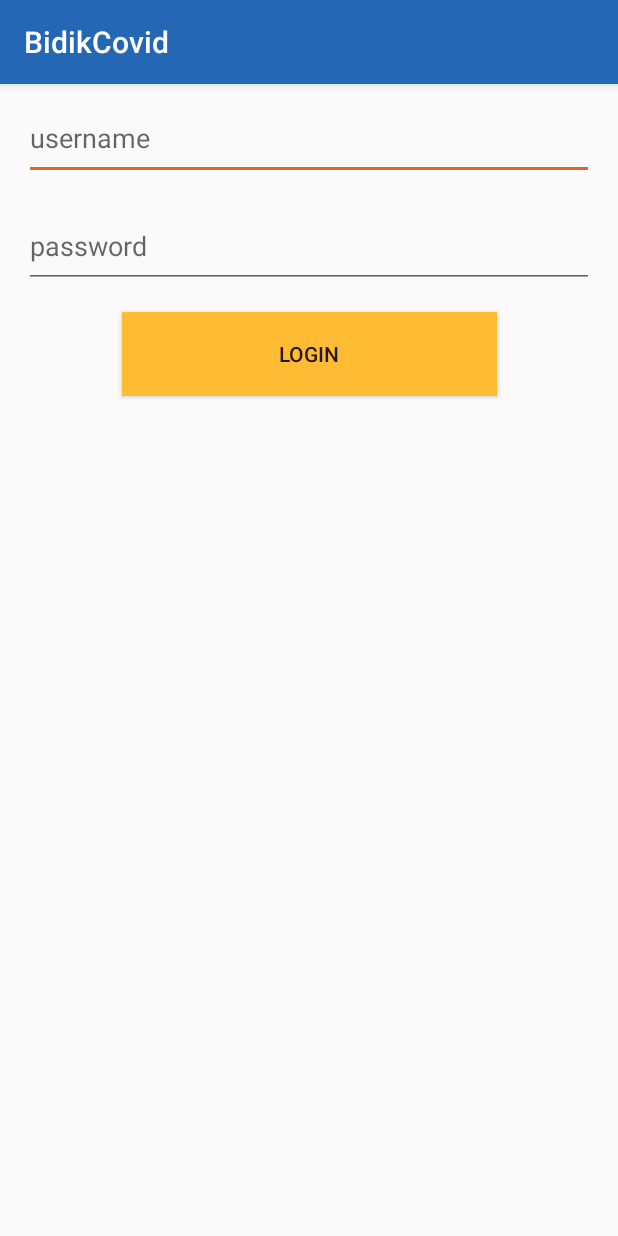
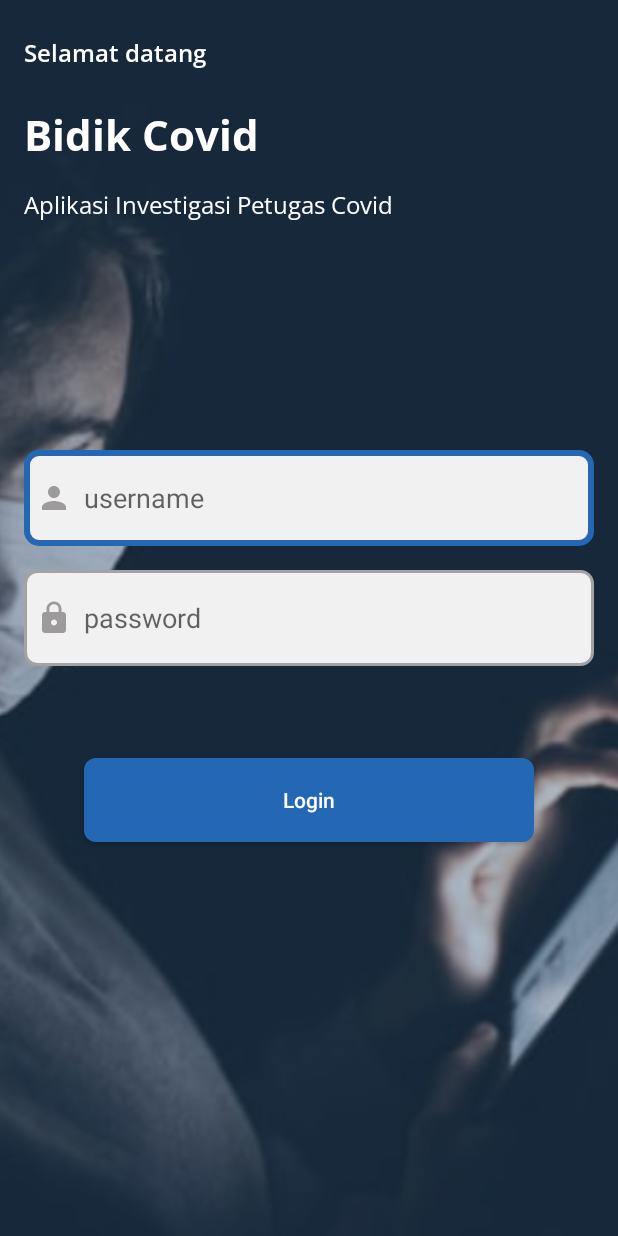
Before and after one commit to roningrum/BidikCovid, an Android app: the screen it shows after launch (LoginUserActivity), on a phone screen of 412 x 824 dp. Run offline under Robolectric (Android 15) with nearby library versions, the phone set to English and light mode, and no system bars.

Commit message:
update login form

```diff
--- a/app/src/main/AndroidManifest.xml
+++ b/app/src/main/AndroidManifest.xml
@@ -22,7 +22,9 @@
         android:theme="@style/AppTheme"
         android:usesCleartextTraffic="true">
         <activity android:name=".SpinnerTestActivity"></activity>
-        <activity android:name=".login.LoginUserActivity">
+        <activity
+            android:name=".login.LoginUserActivity"
+            android:theme="@style/AppTheme.NoActionBar">
             <intent-filter>
                 <action android:name="android.intent.action.MAIN" />
 
--- a/app/src/main/java/id/go/dkksemarang/bidikcovid/PasienCovidDetail.kt
+++ b/app/src/main/java/id/go/dkksemarang/bidikcovid/PasienCovidDetail.kt
@@ -36,7 +36,7 @@ class PasienCovidDetail : AppCompatActivity(), OnMapReadyCallback {
         const val ALAMAT = "Alamat"
         const val ID_PASIEN = "IDPASIEN"
         const val UMUR = "UMUR"
-        const val MAP_VIEW_BUNDLE = "mapView"
+//        const val MAP_VIEW_BUNDLE = "mapView"
     }
 
     private lateinit var locationViewModel: LocationViewModel
@@ -86,7 +86,12 @@ class PasienCovidDetail : AppCompatActivity(), OnMapReadyCallback {
         val token = sessionManager.fetchAuthToken()
 
         covidPasienViewModel.setPasienCovid().observe(this, Observer { pasienLokasi ->
-            updateDataPasien(pasienLokasi)
+            if (pasienLokasi == null) {
+                updateDataPasien(pasienLokasi)
+            } else {
+                Toast.makeText(applicationContext, "Data Sudah ada", Toast.LENGTH_SHORT).show()
+            }
+
         })
         GpsUtil(this)
             .turnGPSOn(object : GpsUtil.OnGpsListener {
@@ -117,17 +122,9 @@ class PasienCovidDetail : AppCompatActivity(), OnMapReadyCallback {
     }
 
     private fun updateDataPasien(pasienLokasi: pasienLokasi) {
-        when {
-            pasienLokasi.id_pasien != null -> {
-                Toast.makeText(this, "Data sudah ada", Toast.LENGTH_SHORT).show()
-            }
-            else -> {
-                pasienLokasi.latitude = latUser
-                pasienLokasi.longitude = lngUser
-                pasienLokasi.id_pasien = pasien_id
-            }
-        }
-
+        pasienLokasi.latitude = latUser
+        pasienLokasi.longitude = lngUser
+        pasienLokasi.id_pasien = pasien_id
     }
 
 
--- a/app/src/main/java/id/go/dkksemarang/bidikcovid/pasien/viewmodel/CovidPasienViewModel.kt
+++ b/app/src/main/java/id/go/dkksemarang/bidikcovid/pasien/viewmodel/CovidPasienViewModel.kt
@@ -29,6 +29,8 @@ class CovidPasienViewModel: ViewModel() {
             ) {
                 if(response.isSuccessful){
                     covidPasienList.value = response.body()?.infocovid
+                } else {
+                    Log.w("Pesan", "Gagal karena ${response.message()}")
                 }
             }
         })
--- /dev/null
+++ b/app/src/main/res/drawable/bg_input_condition.xml
@@ -0,0 +1,7 @@
+<?xml version="1.0" encoding="utf-8"?>
+<selector xmlns:android="http://schemas.android.com/apk/res/android">
+    <item android:drawable="@drawable/bg_input_dua" android:state_focused="true" />
+    <item android:drawable="@drawable/bg_input_dua" android:state_pressed="true" />
+    <item android:drawable="@drawable/bg_input_dua" android:state_selected="true" />
+    <item android:drawable="@drawable/bg_input_satu" />
+</selector>
--- /dev/null
+++ b/app/src/main/res/drawable/bg_input_dua.xml
@@ -0,0 +1,10 @@
+<?xml version="1.0" encoding="utf-8"?>
+<shape xmlns:android="http://schemas.android.com/apk/res/android">
+    <stroke
+        android:width="4dp"
+        android:color="@color/colorPrimary" />
+    <solid android:color="@color/colorBackground" />
+
+    <corners android:radius="8dp" />
+
+</shape>
--- /dev/null
+++ b/app/src/main/res/drawable/bg_input_satu.xml
@@ -0,0 +1,10 @@
+<?xml version="1.0" encoding="utf-8"?>
+<shape xmlns:android="http://schemas.android.com/apk/res/android">
+    <stroke
+        android:width="2dp"
+        android:color="#A3A3A3" />
+    <solid android:color="@color/colorBackground" />
+
+    <corners android:radius="8dp" />
+
+</shape>
--- a/app/src/main/res/drawable/bg_orange_button.xml
+++ b/app/src/main/res/drawable/bg_orange_button.xml
@@ -1,16 +1,17 @@
 <?xml version="1.0" encoding="utf-8"?>
 <ripple xmlns:android="http://schemas.android.com/apk/res/android"
-    android:color="@color/colorAccent">
+    android:color="#858484">
     <item android:id="@android:id/mask">
         <shape android:shape="rectangle">
-            <solid android:color="@android:color/holo_orange_dark" />
+            <solid android:color="@color/colorPrimary" />
             <corners android:radius="8dp" />
         </shape>
     </item>
 
     <item android:id="@android:id/background">
         <shape android:shape="rectangle">
-            <solid android:color="@android:color/holo_orange_light" />
+            <solid android:color="@color/colorPrimary" />
+            <corners android:radius="8dp" />
         </shape>
     </item>
 
--- /dev/null
+++ b/app/src/main/res/drawable/ic_password.xml
@@ -0,0 +1,9 @@
+<vector xmlns:android="http://schemas.android.com/apk/res/android"
+    android:width="24dp"
+    android:height="24dp"
+    android:viewportWidth="24.0"
+    android:viewportHeight="24.0">
+    <path
+        android:fillColor="#9C9A9A"
+        android:pathData="M18,8h-1L17,6c0,-2.76 -2.24,-5 -5,-5S7,3.24 7,6v2L6,8c-1.1,0 -2,0.9 -2,2v10c0,1.1 0.9,2 2,2h12c1.1,0 2,-0.9 2,-2L20,10c0,-1.1 -0.9,-2 -2,-2zM12,17c-1.1,0 -2,-0.9 -2,-2s0.9,-2 2,-2 2,0.9 2,2 -0.9,2 -2,2zM15.1,8L8.9,8L8.9,6c0,-1.71 1.39,-3.1 3.1,-3.1 1.71,0 3.1,1.39 3.1,3.1v2z" />
+</vector>
--- /dev/null
+++ b/app/src/main/res/drawable/ic_person.xml
@@ -0,0 +1,9 @@
+<vector xmlns:android="http://schemas.android.com/apk/res/android"
+    android:width="24dp"
+    android:height="24dp"
+    android:viewportWidth="24.0"
+    android:viewportHeight="24.0">
+    <path
+        android:fillColor="#9C9A9A"
+        android:pathData="M12,12c2.21,0 4,-1.79 4,-4s-1.79,-4 -4,-4 -4,1.79 -4,4 1.79,4 4,4zM12,14c-2.67,0 -8,1.34 -8,4v2h16v-2c0,-2.66 -5.33,-4 -8,-4z" />
+</vector>
--- a/app/src/main/res/layout/activity_login_user.xml
+++ b/app/src/main/res/layout/activity_login_user.xml
@@ -6,45 +6,132 @@
     android:layout_height="match_parent"
     tools:context=".login.LoginUserActivity">
 
+
+    <ImageView
+        android:id="@+id/img_bg_login"
+        android:layout_width="0dp"
+        android:layout_height="0dp"
+        android:scaleType="centerCrop"
+        app:layout_constraintBottom_toBottomOf="parent"
+        app:layout_constraintEnd_toEndOf="parent"
+        app:layout_constraintHorizontal_bias="0.0"
+        app:layout_constraintStart_toStartOf="parent"
+        app:layout_constraintTop_toTopOf="parent"
+        app:srcCompat="@drawable/petugas" />
+
+    <View
+        android:id="@+id/view"
+        android:layout_width="wrap_content"
+        android:layout_height="wrap_content"
+        android:layout_marginBottom="32dp"
+        android:layout_weight="1"
+        android:background="#4F0D497E"
+        app:layout_constraintBottom_toBottomOf="parent"
+        app:layout_constraintEnd_toEndOf="parent"
+        app:layout_constraintHorizontal_bias="0.0"
+        app:layout_constraintStart_toStartOf="parent"
+        app:layout_constraintTop_toTopOf="parent"
+        app:layout_constraintVertical_bias="0.0" />
+
     <EditText
         android:id="@+id/edt_username"
         android:layout_width="0dp"
-        android:layout_height="56dp"
+        android:layout_height="64dp"
         android:layout_marginStart="16dp"
-        android:layout_marginTop="8dp"
+        android:layout_marginTop="152dp"
         android:layout_marginEnd="16dp"
+        android:background="@drawable/bg_input_condition"
+        android:drawableStart="@drawable/ic_person"
+        android:drawablePadding="8dp"
         android:ems="10"
         android:hint="username"
         android:inputType="textPersonName"
+        android:padding="8dp"
+        app:layout_constraintEnd_toEndOf="parent"
+        app:layout_constraintHorizontal_bias="0.0"
+        app:layout_constraintStart_toStartOf="parent"
+        app:layout_constraintTop_toBottomOf="@+id/tv_subtitle_app" />
+
+    <Button
+        android:id="@+id/btn_login_user"
+        style="@style/Widget.AppCompat.Button"
+        android:layout_width="300dp"
+        android:layout_height="56dp"
+        android:layout_marginStart="16dp"
+        android:layout_marginEnd="16dp"
+        android:layout_marginBottom="32dp"
+        android:background="@drawable/bg_orange_button"
+        android:padding="16dp"
+        android:text="Login"
+        android:textAllCaps="false"
+        android:textColor="#FFFFFF"
+        app:layout_constraintBottom_toBottomOf="@+id/img_bg_login"
+        app:layout_constraintEnd_toEndOf="parent"
+        app:layout_constraintStart_toStartOf="parent"
+        app:layout_constraintTop_toBottomOf="@+id/edt_password"
+        app:layout_constraintVertical_bias="0.209" />
+
+    <EditText
+        android:id="@+id/edt_password"
+        android:layout_width="0dp"
+        android:layout_height="64dp"
+        android:layout_marginStart="16dp"
+        android:layout_marginTop="16dp"
+        android:layout_marginEnd="16dp"
+        android:background="@drawable/bg_input_condition"
+        android:drawableStart="@drawable/ic_password"
+        android:drawablePadding="8dp"
+        android:ems="10"
+        android:hint="password"
+        android:inputType="textPassword"
+        android:padding="8dp"
+        app:layout_constraintEnd_toEndOf="parent"
+        app:layout_constraintStart_toStartOf="parent"
+        app:layout_constraintTop_toBottomOf="@+id/edt_username" />
+
+    <TextView
+        android:id="@+id/tv_heading_login_form"
+        android:layout_width="0dp"
+        android:layout_height="wrap_content"
+        android:layout_marginStart="16dp"
+        android:layout_marginTop="24dp"
+        android:layout_marginEnd="16dp"
+        android:fontFamily="@font/open_sans_semibold"
+        android:text="Selamat datang"
+        android:textColor="#FFFFFF"
+        android:textSize="16sp"
         app:layout_constraintEnd_toEndOf="parent"
         app:layout_constraintStart_toStartOf="parent"
         app:layout_constraintTop_toTopOf="parent" />
 
-    <EditText
-        android:id="@+id/edt_password"
+    <TextView
+        android:id="@+id/tv_heading_app_name"
         android:layout_width="0dp"
-        android:layout_height="56dp"
+        android:layout_height="wrap_content"
+        android:layout_marginStart="16dp"
+        android:layout_marginTop="24dp"
+        android:layout_marginEnd="16dp"
+        android:fontFamily="@font/open_sans_bold"
+        android:text="Bidik Covid"
+        android:textColor="#FFFFFF"
+        android:textSize="28sp"
+        app:layout_constraintEnd_toEndOf="parent"
+        app:layout_constraintStart_toStartOf="parent"
+        app:layout_constraintTop_toBottomOf="@+id/tv_heading_login_form" />
+
+    <TextView
+        android:id="@+id/tv_subtitle_app"
+        android:layout_width="0dp"
+        android:layout_height="wrap_content"
         android:layout_marginStart="16dp"
         android:layout_marginTop="16dp"
         android:layout_marginEnd="16dp"
-        android:ems="10"
-        android:hint="password"
-        android:inputType="textPassword"
+        android:fontFamily="@font/open_sans"
+        android:text="Aplikasi Investigasi Petugas Covid"
+        android:textColor="#FFFFFF"
+        android:textSize="16sp"
         app:layout_constraintEnd_toEndOf="parent"
         app:layout_constraintStart_toStartOf="parent"
-        app:layout_constraintTop_toBottomOf="@+id/edt_username" />
+        app:layout_constraintTop_toBottomOf="@+id/tv_heading_app_name" />
 
-    <Button
-        android:id="@+id/btn_login_user"
-        style="@style/Widget.AppCompat.Button"
-        android:layout_width="250dp"
-        android:layout_height="56dp"
-        android:layout_marginStart="16dp"
-        android:layout_marginTop="16dp"
-        android:layout_marginEnd="16dp"
-        android:background="@drawable/bg_orange_button"
-        android:text="Login"
-        app:layout_constraintEnd_toEndOf="parent"
-        app:layout_constraintStart_toStartOf="parent"
-        app:layout_constraintTop_toBottomOf="@+id/edt_password" />
 </androidx.constraintlayout.widget.ConstraintLayout>
--- a/app/src/main/res/values/colors.xml
+++ b/app/src/main/res/values/colors.xml
@@ -2,7 +2,7 @@
 <resources>
     <color name="colorPrimary">#2468B5</color>
     <color name="colorPrimaryDark">#003E85</color>
-    <color name="colorAccent">#EF601F</color>
+    <color name="colorAccent">#00ACC1</color>
     <color name="colorBackground">#F1F1F1</color>
     <color name="colorHeadingText">#060F17</color>
     <color name="colorContentText">#AE111112</color>
```
Also changed, not shown: app/build.gradle (+3 -4 lines), app/src/main/res/drawable/petugas.jpg (added).
